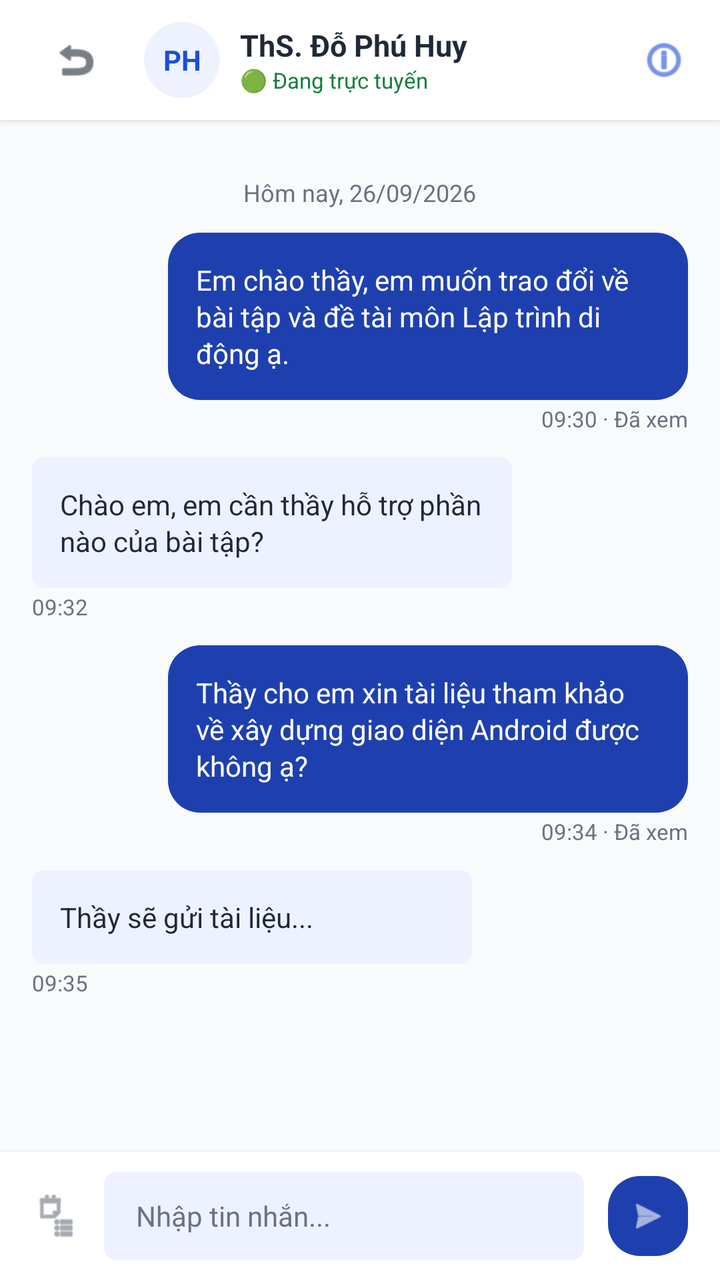
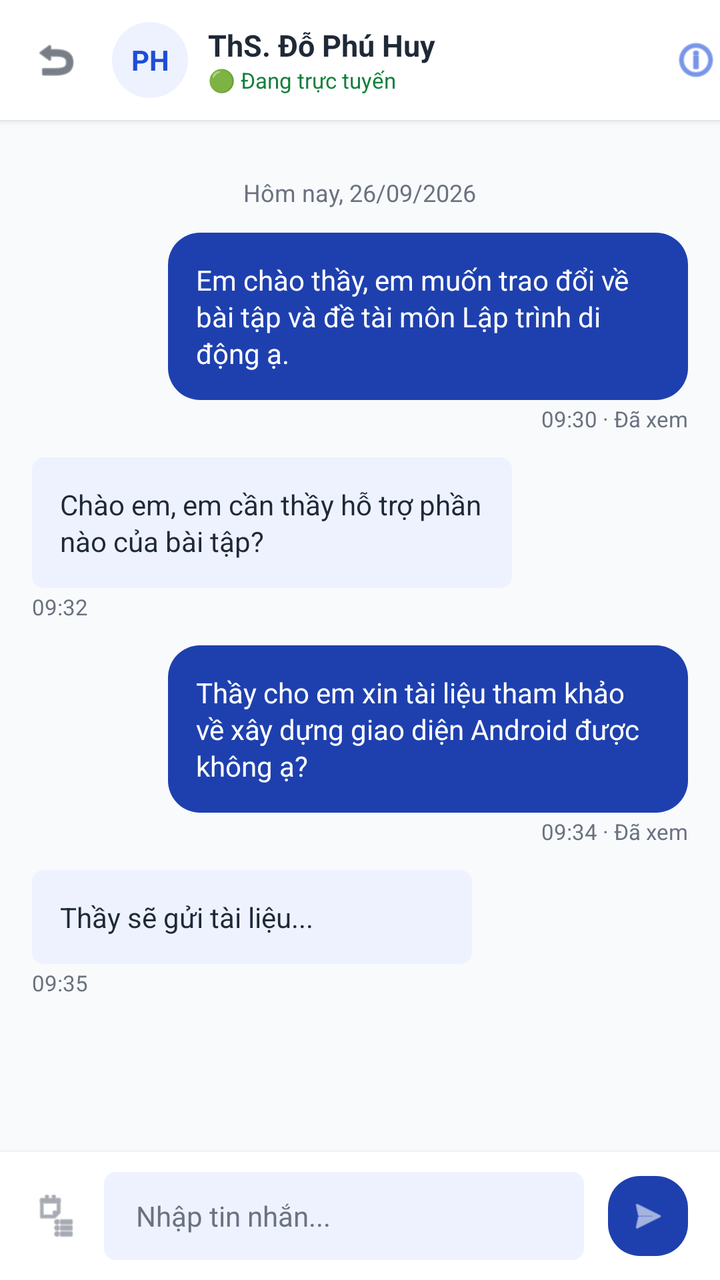

Two renders of the same Android screen: before a commit and after it. Below are the layout's source before the change and the commit's diff.
<!-- AndroidManifest.xml: application theme Theme.XayDung -->
<!-- res/layout/activity_nhan_tin.xml -->
<?xml version="1.0" encoding="utf-8"?>
<RelativeLayout xmlns:android="http://schemas.android.com/apk/res/android"
    xmlns:app="http://schemas.android.com/apk/res-auto"
    android:layout_width="match_parent"
    android:layout_height="match_parent"
    android:background="@color/figma_bg">

    
    <RelativeLayout
        android:id="@+id/headerToolbar"
        android:layout_width="match_parent"
        android:layout_height="60dp"
        android:paddingHorizontal="16dp"
        android:background="@color/white"
        android:elevation="2dp">

        <ImageView
            android:id="@+id/btnBack"
            android:layout_width="44dp"
            android:layout_height="44dp"
            android:layout_centerVertical="true"
            android:padding="10dp"
            android:clickable="true"
            android:focusable="true"
            android:background="?attr/selectableItemBackgroundBorderless"
            android:src="@android:drawable/ic_menu_revert"
            android:contentDescription="Back"
            app:tint="@color/figma_text_primary" />

        <TextView
            android:id="@+id/avatarHeader"
            android:layout_width="38dp"
            android:layout_height="38dp"
            android:layout_toEndOf="@id/btnBack"
            android:layout_marginStart="12dp"
            android:layout_centerVertical="true"
            android:background="@drawable/bg_logo_badge"
            android:gravity="center"
            android:text="PH"
            android:textColor="@color/figma_blue"
            android:textSize="14sp"
            android:textStyle="bold" />

        <LinearLayout
            android:layout_width="wrap_content"
            android:layout_height="wrap_content"
            android:layout_toEndOf="@id/avatarHeader"
            android:layout_marginStart="10dp"
            android:layout_centerVertical="true"
            android:orientation="vertical">

            <TextView
                android:layout_width="wrap_content"
                android:layout_height="wrap_content"
                android:text="ThS. Đỗ Phú Huy"
                android:textColor="@color/figma_text_primary"
                android:textSize="15sp"
                android:textStyle="bold" />

            <TextView
                android:layout_width="wrap_content"
                android:layout_height="wrap_content"
                android:text="🟢 Đang trực tuyến"
                android:textColor="@color/green_badge_text"
                android:textSize="11sp" />
        </LinearLayout>

        <ImageView
            android:id="@+id/btnInfo"
            android:layout_width="24dp"
            android:layout_height="24dp"
            android:layout_alignParentEnd="true"
            android:layout_centerVertical="true"
            android:src="@android:drawable/ic_menu_info_details"
            android:contentDescription="Info"
            app:tint="@color/figma_blue" />
    </RelativeLayout>

    
    <ScrollView
        android:layout_width="match_parent"
        android:layout_height="match_parent"
        android:layout_below="@id/headerToolbar"
        android:layout_above="@id/bottomInputBar"
        android:fillViewport="true">

        <LinearLayout
            android:layout_width="match_parent"
            android:layout_height="wrap_content"
            android:orientation="vertical"
            android:padding="16dp">

            
            <TextView
                android:layout_width="wrap_content"
                android:layout_height="wrap_content"
                android:layout_gravity="center_horizontal"
                android:layout_marginVertical="12dp"
                android:text="Hôm nay, 26/09/2026"
                android:textColor="@color/figma_text_secondary"
                android:textSize="12sp" />

            
            <LinearLayout
                android:layout_width="wrap_content"
                android:layout_height="wrap_content"
                android:layout_gravity="end"
                android:layout_marginBottom="12dp"
                android:orientation="vertical"
                android:gravity="end">

                <TextView
                    android:layout_width="260dp"
                    android:layout_height="wrap_content"
                    android:background="@drawable/bg_blue_card"
                    android:padding="14dp"
                    android:text="Em chào thầy, em muốn trao đổi về bài tập và đề tài môn Lập trình di động ạ."
                    android:textColor="@color/white"
                    android:textSize="14sp"
                    android:lineSpacingExtra="2dp" />

                <TextView
                    android:layout_width="wrap_content"
                    android:layout_height="wrap_content"
                    android:layout_marginTop="2dp"
                    android:text="09:30 · Đã xem"
                    android:textColor="@color/figma_text_secondary"
                    android:textSize="11sp" />
            </LinearLayout>

            
            <LinearLayout
                android:layout_width="wrap_content"
                android:layout_height="wrap_content"
                android:layout_gravity="start"
                android:layout_marginBottom="12dp"
                android:orientation="vertical">

                <TextView
                    android:layout_width="240dp"
                    android:layout_height="wrap_content"
                    android:background="@drawable/bg_tag_chip"
                    android:padding="14dp"
                    android:text="Chào em, em cần thầy hỗ trợ phần nào của bài tập?"
                    android:textColor="@color/figma_text_primary"
                    android:textSize="14sp"
                    android:lineSpacingExtra="2dp" />

                <TextView
                    android:layout_width="wrap_content"
                    android:layout_height="wrap_content"
                    android:layout_marginTop="2dp"
                    android:text="09:32"
                    android:textColor="@color/figma_text_secondary"
                    android:textSize="11sp" />
            </LinearLayout>

            
            <LinearLayout
                android:layout_width="wrap_content"
                android:layout_height="wrap_content"
                android:layout_gravity="end"
                android:layout_marginBottom="12dp"
                android:orientation="vertical"
                android:gravity="end">

                <TextView
                    android:layout_width="260dp"
                    android:layout_height="wrap_content"
                    android:background="@drawable/bg_blue_card"
                    android:padding="14dp"
                    android:text="Thầy cho em xin tài liệu tham khảo về xây dựng giao diện Android được không ạ?"
                    android:textColor="@color/white"
                    android:textSize="14sp"
                    android:lineSpacingExtra="2dp" />

                <TextView
                    android:layout_width="wrap_content"
                    android:layout_height="wrap_content"
                    android:layout_marginTop="2dp"
                    android:text="09:34 · Đã xem"
                    android:textColor="@color/figma_text_secondary"
                    android:textSize="11sp" />
            </LinearLayout>

            
            <LinearLayout
                android:layout_width="wrap_content"
                android:layout_height="wrap_content"
                android:layout_gravity="start"
                android:layout_marginBottom="12dp"
                android:orientation="vertical">

                <TextView
                    android:layout_width="220dp"
                    android:layout_height="wrap_content"
                    android:background="@drawable/bg_tag_chip"
                    android:padding="14dp"
                    android:text="Thầy sẽ gửi tài liệu..."
                    android:textColor="@color/figma_text_primary"
                    android:textSize="14sp" />

                <TextView
                    android:layout_width="wrap_content"
                    android:layout_height="wrap_content"
                    android:layout_marginTop="2dp"
                    android:text="09:35"
                    android:textColor="@color/figma_text_secondary"
                    android:textSize="11sp" />
            </LinearLayout>

        </LinearLayout>
    </ScrollView>

    
    <LinearLayout
        android:id="@+id/bottomInputBar"
        android:layout_width="match_parent"
        android:layout_height="64dp"
        android:layout_alignParentBottom="true"
        android:background="@color/white"
        android:elevation="4dp"
        android:gravity="center_vertical"
        android:orientation="horizontal"
        android:paddingHorizontal="16dp">

        <ImageView
            android:layout_width="24dp"
            android:layout_height="24dp"
            android:src="@android:drawable/ic_menu_agenda"
            android:contentDescription="Attachment"
            app:tint="@color/figma_text_secondary" />

        <EditText
            android:layout_width="0dp"
            android:layout_height="44dp"
            android:layout_weight="1"
            android:layout_marginHorizontal="12dp"
            android:background="@drawable/bg_tag_chip"
            android:hint="Nhập tin nhắn..."
            android:paddingHorizontal="16dp"
            android:textColorHint="@color/figma_text_secondary"
            android:textSize="14sp" />

        <FrameLayout
            android:layout_width="40dp"
            android:layout_height="40dp"
            android:background="@drawable/bg_blue_card">

            <ImageView
                android:layout_width="20dp"
                android:layout_height="20dp"
                android:layout_gravity="center"
                android:src="@android:drawable/ic_menu_send"
                android:contentDescription="Send"
                app:tint="@color/white" />
        </FrameLayout>
    </LinearLayout>

</RelativeLayout>
<!-- resources referenced by this layout -->
<resources>
  <color name="figma_bg">#F8FAFC</color>
  <color name="figma_blue">#1D4ED8</color>
  <color name="figma_text_primary">#1F2937</color>
  <color name="figma_text_secondary">#6B7280</color>
  <color name="green_badge_text">#15803D</color>
  <color name="white">#FFFFFFFF</color>
  <!-- drawable bg_blue_card (drawable) -->
  <?xml version="1.0" encoding="utf-8"?>
  <shape xmlns:android="http://schemas.android.com/apk/res/android"
      android:shape="rectangle">
      <solid android:color="@color/figma_blue_dark" />
      <corners android:radius="16dp" />
  </shape>
  <!-- drawable bg_logo_badge (drawable) -->
  <?xml version="1.0" encoding="utf-8"?>
  <shape xmlns:android="http://schemas.android.com/apk/res/android"
      android:shape="rectangle">
      <solid android:color="@color/figma_blue_light" />
      <corners android:radius="20dp" />
  </shape>
  <!-- drawable bg_tag_chip (drawable) -->
  <?xml version="1.0" encoding="utf-8"?>
  <shape xmlns:android="http://schemas.android.com/apk/res/android"
      android:shape="rectangle">
      <solid android:color="@color/figma_blue_light" />
      <corners android:radius="6dp" />
  </shape>
  <style name="Theme.XayDung" parent="Base.Theme.XayDung" />
  <color name="figma_blue_dark">#1E40AF</color>
  <color name="figma_blue_light">#EEF2FF</color>
  <style name="Base.Theme.XayDung" parent="Theme.Material3.DayNight.NoActionBar">
          <item name="colorPrimary">@color/figma_blue</item>
          <item name="colorPrimaryDark">@color/figma_blue_dark</item>
          <item name="colorSecondary">@color/figma_blue</item>
          <item name="android:windowBackground">@color/figma_bg</item>
      </style>
</resources>

<!-- the commit's change to res/layout/activity_nhan_tin.xml (unified diff, before → after) -->
@@ -10,29 +10,35 @@
         android:id="@+id/headerToolbar"
         android:layout_width="match_parent"
         android:layout_height="60dp"
-        android:paddingHorizontal="16dp"
         android:background="@color/white"
         android:elevation="2dp">
 
-        <ImageView
-            android:id="@+id/btnBack"
-            android:layout_width="44dp"
-            android:layout_height="44dp"
-            android:layout_centerVertical="true"
-            android:padding="10dp"
+        <FrameLayout
+            android:id="@+id/btnBackContainer"
+            android:layout_width="56dp"
+            android:layout_height="60dp"
+            android:layout_alignParentStart="true"
+            android:layout_centerVertical="true"
             android:clickable="true"
             android:focusable="true"
-            android:background="?attr/selectableItemBackgroundBorderless"
-            android:src="@android:drawable/ic_menu_revert"
-            android:contentDescription="Back"
-            app:tint="@color/figma_text_primary" />
+            android:elevation="10dp"
+            android:background="?attr/selectableItemBackgroundBorderless">
+
+            <ImageView
+                android:id="@+id/btnBack"
+                android:layout_width="24dp"
+                android:layout_height="24dp"
+                android:layout_gravity="center"
+                android:src="@android:drawable/ic_menu_revert"
+                android:contentDescription="Back"
+                app:tint="@color/figma_text_primary" />
+        </FrameLayout>
 
         <TextView
             android:id="@+id/avatarHeader"
             android:layout_width="38dp"
             android:layout_height="38dp"
-            android:layout_toEndOf="@id/btnBack"
-            android:layout_marginStart="12dp"
+            android:layout_toEndOf="@id/btnBackContainer"
             android:layout_centerVertical="true"
             android:background="@drawable/bg_logo_badge"
             android:gravity="center"
